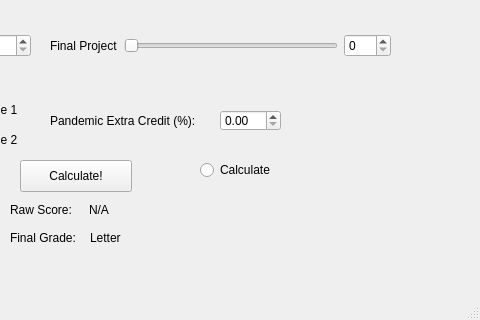
Above: CollegeGradeCalculator/mainwindow.ui from Shreesh29/Assignment2 before the change; both pictures show x 320 to 800 and y 280 to 600 of the 800 by 600 pixel window. Below: the same form after it.
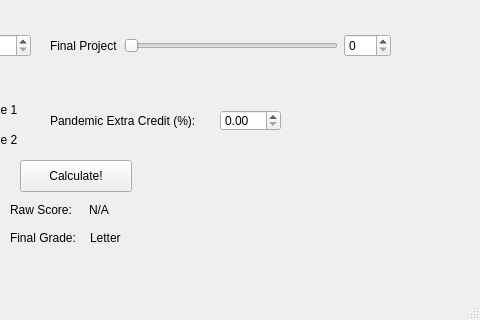
That is the form after the change.

Diff of the .ui file:
```diff
--- a/CollegeGradeCalculator/mainwindow.ui
+++ b/CollegeGradeCalculator/mainwindow.ui
@@ -366,20 +366,7 @@
      </item>
     </layout>
    </widget>
-   <widget class="QRadioButton" name="radioButton_3">
-    <property name="geometry">
-     <rect>
-      <x>520</x>
-      <y>440</y>
-      <width>100</width>
-      <height>20</height>
-     </rect>
-    </property>
-    <property name="text">
-     <string>Calculate</string>
-    </property>
-   </widget>
-   <widget class="QWidget" name="">
+   <widget class="QWidget" name="layoutWidget">
     <property name="geometry">
      <rect>
       <x>330</x>
```
